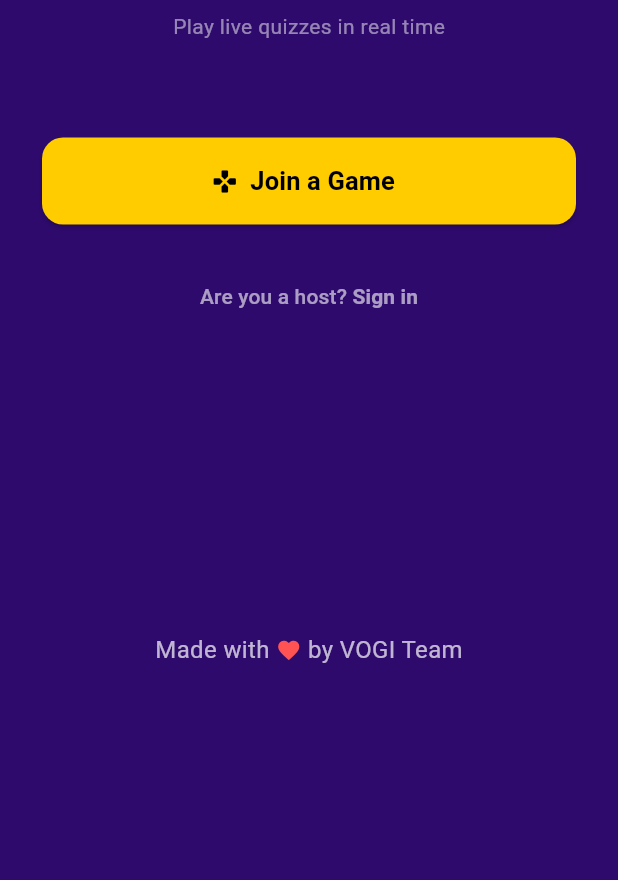
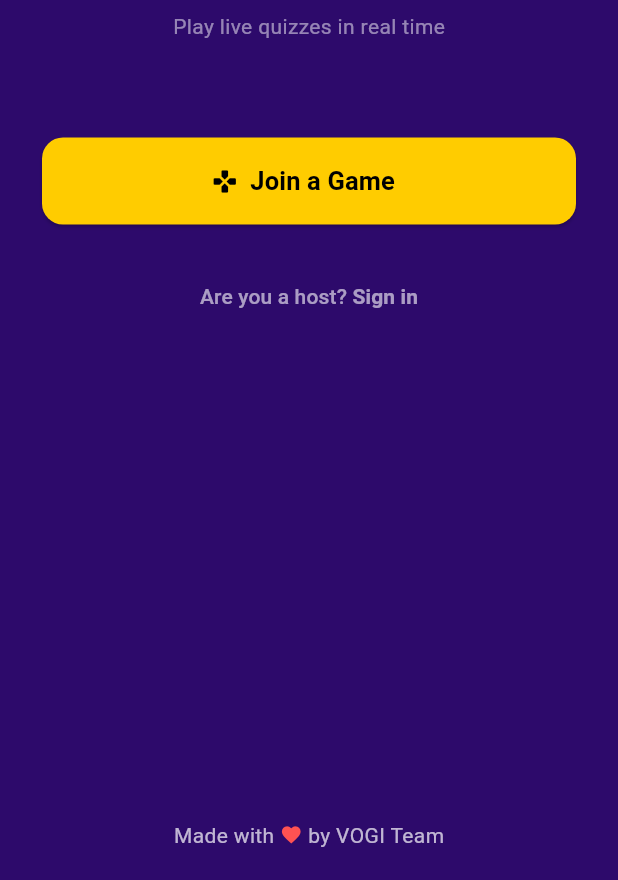
Before and after one commit to chetak-dev/kahoot_clone, a Flutter app: the screen it shows after launch, on a phone screen of 412 x 824 dp, the part 356-1236 px from its top. Run offline on Flutter 3.47's test engine with Material 3 defaults, Android fonts, the phone set to English and light mode, and no system bars; our stand-ins replace cloud_firestore, csv, file_picker, firebase_auth, firebase_core, firebase_database and 2 more; missing offline and left inert: dart:html; accounts and stored records are empty.

Commit message:
UI: 4-row options, responsive footer, hide Review Answers for host
- player_question_screen: replace 2x2 GridView with 4 full-width Expanded rows
- host_question_screen: same grid → column change for the host view
- login_screen: pull footer out of ScrollView into fixed bottom position;
  removes hardcoded SizedBox(height:200) so footer is always visible on any screen size
- results_screen: conditionally hide 'Review answers' button for host (reads
  isHost from authNotifierProvider); also fix duplicate nav_helpers import

```diff
--- a/lib/presentation/auth/login_screen.dart
+++ b/lib/presentation/auth/login_screen.dart
@@ -37,13 +37,19 @@ class _LoginScreenState extends ConsumerState<LoginScreen> {
     return Scaffold(
       backgroundColor: AppTheme.background,
       body: SafeArea(
+        child: Column(
+          children: [
+            // ── Scrollable main content ──────────────────────────────────
+            Expanded(
               child: SingleChildScrollView(
-          padding: const EdgeInsets.symmetric(horizontal: 28, vertical: 40),
+                padding:
+                    const EdgeInsets.symmetric(horizontal: 28, vertical: 40),
                 child: Column(
                   crossAxisAlignment: CrossAxisAlignment.center,
                   children: [
                     const SizedBox(height: 48),
-              const Icon(Icons.quiz_rounded, size: 84, color: AppTheme.accent),
+                    const Icon(Icons.quiz_rounded,
+                        size: 84, color: AppTheme.accent),
                     const SizedBox(height: 16),
                     const Text(
                       'QuizLive',
@@ -56,19 +62,21 @@ class _LoginScreenState extends ConsumerState<LoginScreen> {
                     const SizedBox(height: 8),
                     Text(
                       'Play live quizzes in real time',
-                style: TextStyle(color: Colors.white.withOpacity(0.5)),
+                      style:
+                          TextStyle(color: Colors.white.withOpacity(0.5)),
                     ),
                     const SizedBox(height: 64),
 
                     if (_error != null) ...[
                       Container(
                         width: double.infinity,
-                  padding:
-                  const EdgeInsets.symmetric(horizontal: 12, vertical: 10),
+                        padding: const EdgeInsets.symmetric(
+                            horizontal: 12, vertical: 10),
                         decoration: BoxDecoration(
                           color: Colors.redAccent.withOpacity(0.12),
                           borderRadius: BorderRadius.circular(10),
-                    border: Border.all(color: Colors.redAccent.withOpacity(0.5)),
+                          border: Border.all(
+                              color: Colors.redAccent.withOpacity(0.5)),
                         ),
                         child: Row(
                           children: [
@@ -88,7 +96,7 @@ class _LoginScreenState extends ConsumerState<LoginScreen> {
                       const SizedBox(height: 16),
                     ],
 
-              // ── Primary action: Join a Game ──────────────────────────────
+                    // ── Primary action: Join a Game ──────────────────────
                     SizedBox(
                       width: double.infinity,
                       child: ElevatedButton.icon(
@@ -121,10 +129,11 @@ class _LoginScreenState extends ConsumerState<LoginScreen> {
 
                     const SizedBox(height: 24),
 
-              // ── Secondary: small host sign-in link ───────────────────────
+                    // ── Secondary: small host sign-in link ───────────────
                     TextButton(
-                onPressed:
-                _isLoading ? null : () => context.push('/host-login'),
+                      onPressed: _isLoading
+                          ? null
+                          : () => context.push('/host-login'),
                       style: TextButton.styleFrom(
                         foregroundColor: Colors.white.withOpacity(0.6),
                       ),
@@ -134,8 +143,10 @@ class _LoginScreenState extends ConsumerState<LoginScreen> {
                           children: [
                             TextSpan(
                               text: 'Sign in',
-                        style: TextStyle(
-                          fontWeight: FontWeight.bold,
+                              style: TextStyle(fontWeight: FontWeight.bold),
+                            ),
+                          ],
+                        ),
                       ),
                     ),
                   ],
@@ -143,24 +154,26 @@ class _LoginScreenState extends ConsumerState<LoginScreen> {
               ),
             ),
 
-              const SizedBox(height: 200),
-              // ── Footer credit ────────────────────────────────────────────
-              Row(
+            // ── Footer — always visible, never needs scrolling ───────────
+            Padding(
+              padding: const EdgeInsets.only(bottom: 20),
+              child: Row(
                 mainAxisAlignment: MainAxisAlignment.center,
                 children: [
                   Text('Made with ',
                       style: TextStyle(
-                          color: Colors.white.withOpacity(0.7), fontSize: 16)),
-                  const Icon(Icons.favorite, color: Colors.redAccent, size: 17),
+                          color: Colors.white.withOpacity(0.7),
+                          fontSize: 14)),
+                  const Icon(Icons.favorite,
+                      color: Colors.redAccent, size: 15),
                   Text(' by VOGI Team',
                       style: TextStyle(
-                          color: Colors.white.withOpacity(0.7), fontSize: 16)),
+                          color: Colors.white.withOpacity(0.7),
+                          fontSize: 14)),
                 ],
               ),
-
+            ),
           ],
-
-          ),
         ),
       ),
     );
```
Also changed, not shown: lib/presentation/game_play/player_question_screen.dart (+17 -17 lines), lib/presentation/host_game/host_question_screen.dart (+11 -11 lines), lib/presentation/results/results_screen.dart (+8 -3 lines). Lines whose indentation alone changed are shown as unchanged.
